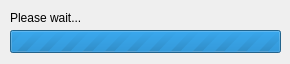
CaptainSwag101/gba-mus-ripper-gui, file progressdialog.ui: the form before one commit.
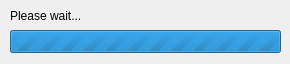
The form after the commit.

```diff
--- a/progressdialog.ui
+++ b/progressdialog.ui
@@ -45,9 +45,9 @@
    <property name="geometry">
     <rect>
      <x>10</x>
-     <y>10</y>
+     <y>0</y>
      <width>271</width>
-     <height>16</height>
+     <height>31</height>
     </rect>
    </property>
    <property name="text">
```
